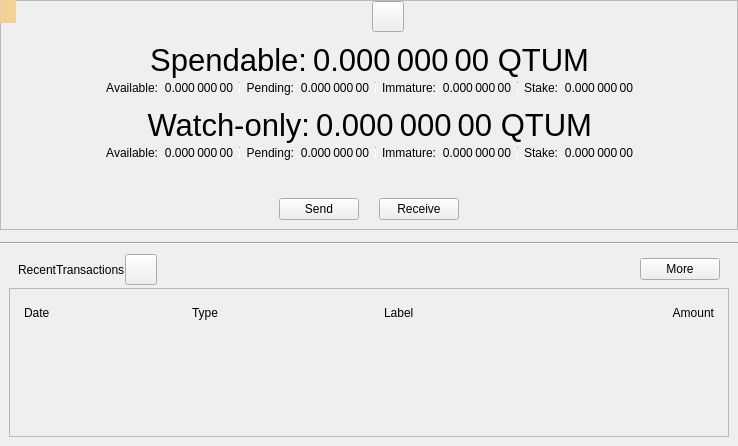
The window that src/qt/forms/overviewpage.ui (equitypay/eqpay) describes before a commit, drawn with Qt 5.
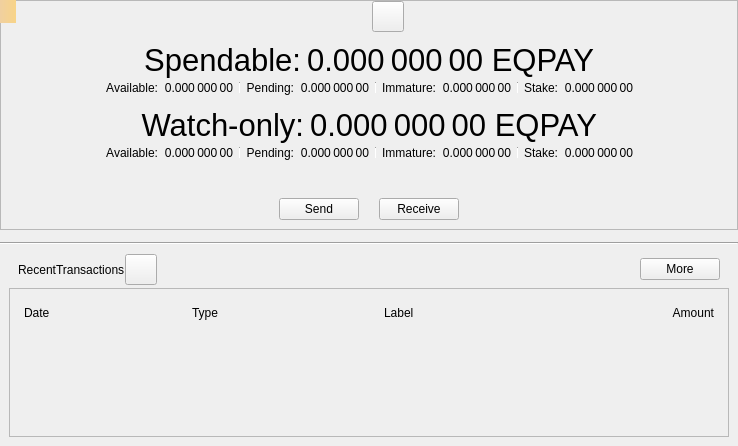
The same window after the commit. Icons and pictures are not drawn. Custom widgets are drawn as their Qt base class.

Commit message: Rename Qtum -> EqPay

What changed in the file:
```diff
--- a/src/qt/forms/overviewpage.ui
+++ b/src/qt/forms/overviewpage.ui
@@ -203,7 +203,7 @@
                <string>Your current total balance</string>
               </property>
               <property name="text">
-               <string notr="true">0.000 000 00 QTUM</string>
+               <string notr="true">0.000 000 00 EQPAY</string>
               </property>
               <property name="alignment">
                <set>Qt::AlignRight|Qt::AlignTrailing|Qt::AlignVCenter</set>
@@ -564,7 +564,7 @@
                <string>Current total balance in watch-only addresses</string>
               </property>
               <property name="text">
-               <string notr="true">0.000 000 00 QTUM</string>
+               <string notr="true">0.000 000 00 EQPAY</string>
               </property>
               <property name="alignment">
                <set>Qt::AlignRight|Qt::AlignTrailing|Qt::AlignVCenter</set>
```
Left out of the diff: 12 changed lines with no effect on the pictures. The commit also changes 542 other files.
